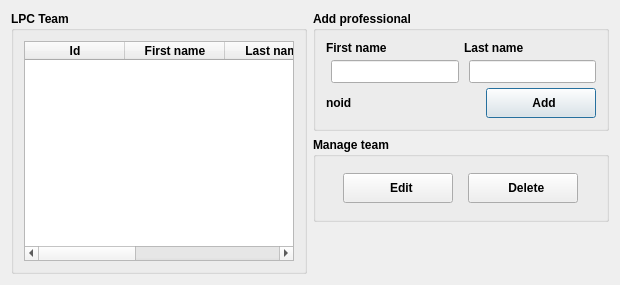
Before: the Qt Designer form gui/lpc_team/team_manager.ui in franciscocamellon/lallemand_plant_care, drawn with Qt 5.
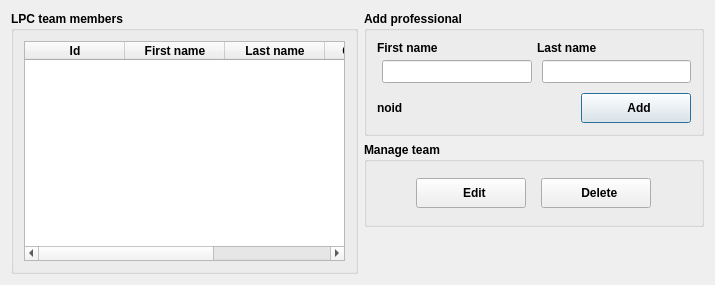
After: the same form once the commit is applied. Icons and pictures are not drawn.

The edit to the form file:
```diff
--- a/gui/lpc_team/team_manager.ui
+++ b/gui/lpc_team/team_manager.ui
@@ -6,13 +6,13 @@
    <rect>
     <x>0</x>
     <y>0</y>
-    <width>620</width>
+    <width>715</width>
     <height>285</height>
    </rect>
   </property>
   <property name="minimumSize">
    <size>
-    <width>620</width>
+    <width>715</width>
     <height>285</height>
    </size>
   </property>
@@ -47,7 +47,7 @@
       </font>
      </property>
      <property name="title">
-      <string>LPC Team</string>
+      <string>LPC team members</string>
      </property>
      <layout class="QGridLayout" name="gridLayout_5">
       <property name="leftMargin">
@@ -121,7 +121,7 @@
      <item>
       <widget class="QGroupBox" name="addGroupBox">
        <property name="sizePolicy">
-        <sizepolicy hsizetype="Preferred" vsizetype="Preferred">
+        <sizepolicy hsizetype="Preferred" vsizetype="MinimumExpanding">
          <horstretch>0</horstretch>
          <verstretch>0</verstretch>
         </sizepolicy>
@@ -129,13 +129,13 @@
        <property name="minimumSize">
         <size>
          <width>0</width>
-         <height>100</height>
+         <height>110</height>
         </size>
        </property>
        <property name="maximumSize">
         <size>
-         <width>16777215</width>
-         <height>120</height>
+         <width>340</width>
+         <height>16777215</height>
         </size>
        </property>
        <property name="font">
@@ -323,8 +323,8 @@
        </property>
        <property name="maximumSize">
         <size>
-         <width>16777215</width>
-         <height>120</height>
+         <width>340</width>
+         <height>16777215</height>
         </size>
        </property>
        <property name="font">
```
